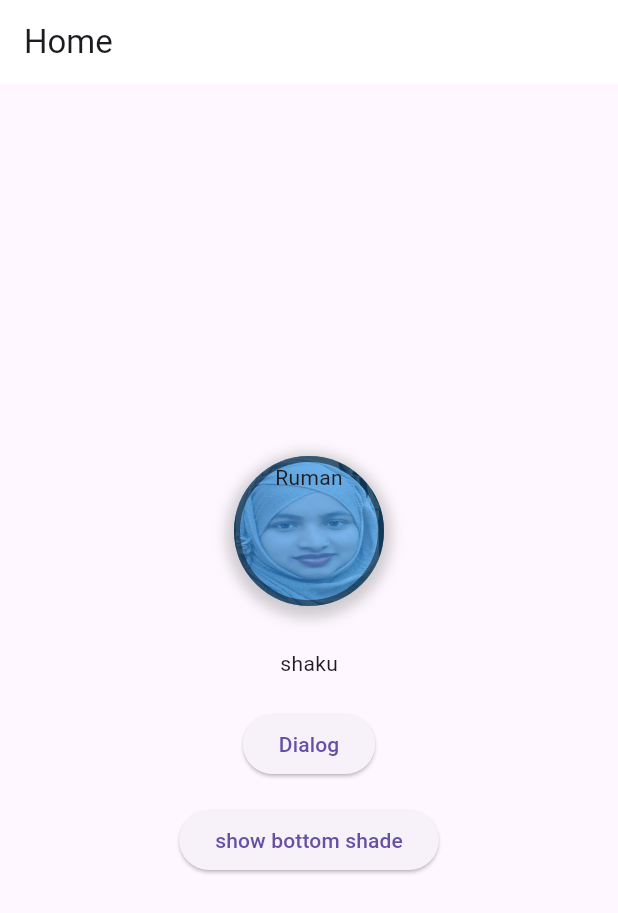
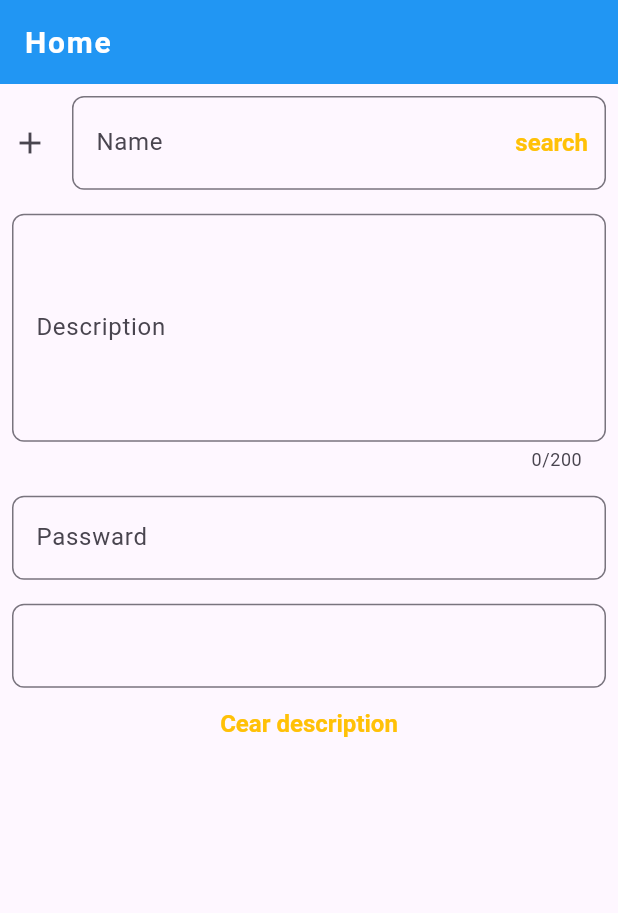
Before and after one commit to Ruman007-75/Ruman007-75, a Flutter app: the screen it shows after launch, on a phone screen of 412 x 824 dp. Shown: the top 913 px of the screen. Run offline on Flutter 3.47's test engine with Material 3 defaults, Android fonts, the phone set to English and light mode, and no system bars.

Commit message:
Textfield, thememode,dark and light mode module 9 class 1

```diff
--- a/lib/main.dart
+++ b/lib/main.dart
@@ -1,6 +1,8 @@
+//import 'dart:js_interop';
+
 import 'package:flutter/material.dart';
 
-// listView, DridView, sizeBox,listTile
+// Textfield, thememode,dark and light mode
 void main() {
   runApp(IntroApp());
 }
@@ -12,6 +14,107 @@ class IntroApp extends StatelessWidget {
       debugShowCheckedModeBanner: true,
       home: Home(),
       title: 'IntroApp',
+      theme: ThemeData(
+        brightness: Brightness.light,
+        appBarTheme: AppBarTheme(
+          backgroundColor: Colors.green,
+          titleTextStyle: TextStyle(
+            color: Colors.white,
+            fontSize: 20,
+            fontWeight: FontWeight.w700,
+            letterSpacing: 1.2,
+          )
+        ),
+        textButtonTheme: TextButtonThemeData(
+          style: TextButton.styleFrom(
+            foregroundColor: Colors.amber,
+            textStyle: TextStyle(
+              fontSize: 16,
+              fontWeight: FontWeight.w700,
+            )
+          )
+        ),
+        inputDecorationTheme: InputDecorationTheme(
+          border: OutlineInputBorder(
+              borderRadius: BorderRadius.circular(8),
+              borderSide: BorderSide(
+                  color: Colors.deepPurple,
+                  width: 2
+              )
+          ),
+          disabledBorder: OutlineInputBorder(
+              borderRadius: BorderRadius.circular(8),
+              borderSide: BorderSide(
+                  color: Colors.green,
+                  width: 2
+              )
+          ),
+          focusedBorder: OutlineInputBorder(
+              borderRadius: BorderRadius.circular(8),
+              borderSide: BorderSide(
+                color: Colors.yellow,
+              )
+          ),
+          labelStyle: TextStyle(
+            fontSize: 16,
+          ),
+          hintStyle: TextStyle(
+            color: Colors.purple.shade200,
+          ),
+
+        ),
+      ),
+      darkTheme: ThemeData(
+        brightness: Brightness.dark,
+        appBarTheme: AppBarTheme(
+            backgroundColor: Colors.yellow,
+            titleTextStyle: TextStyle(
+              color: Colors.white,
+              fontSize: 20,
+              fontWeight: FontWeight.w700,
+              letterSpacing: 1.2,
+            )
+        ),
+        textButtonTheme: TextButtonThemeData(
+            style: TextButton.styleFrom(
+                foregroundColor: Colors.amber,
+                textStyle: TextStyle(
+                  fontSize: 16,
+                  fontWeight: FontWeight.w200,
+                )
+            )
+        ),
+        inputDecorationTheme: InputDecorationTheme(
+          border: OutlineInputBorder(
+              borderRadius: BorderRadius.circular(8),
+              borderSide: BorderSide(
+                  color: Colors.deepPurple,
+                  width: 2
+              )
+          ),
+          disabledBorder: OutlineInputBorder(
+              borderRadius: BorderRadius.circular(8),
+              borderSide: BorderSide(
+                  color: Colors.green,
+                  width: 2
+              )
+          ),
+          focusedBorder: OutlineInputBorder(
+              borderRadius: BorderRadius.circular(8),
+              borderSide: BorderSide(
+                color: Colors.yellow,
+              )
+          ),
+          labelStyle: TextStyle(
+            fontSize: 16,
+          ),
+          hintStyle: TextStyle(
+            color: Colors.purple.shade200,
+          ),
+
+        ),
+      ),
+      themeMode: ThemeMode.system,
     );
   }
 }
@@ -24,138 +127,147 @@ class Home extends StatefulWidget {
 }
 
 class _HomeState extends State<Home> {
-  List<String> friendlist = ['Ruman', 'Sunny', 'Sujon', 'Jayed', 'hasan'];
-
+  TextEditingController _descriptionTEController = TextEditingController();
   @override
   Widget build(BuildContext context) {
     return Scaffold(
+      //backgroundColor: Colors.white,
       appBar: AppBar(
         title: Text('Home'),
-        backgroundColor: Colors.white,
+        backgroundColor: Colors.blue,
       ),
-      body: Center(
+      body: SingleChildScrollView(
+        child: Padding(
+          padding: const EdgeInsets.all(8.0),
           child: Column(
-          crossAxisAlignment: CrossAxisAlignment.center,
-          mainAxisAlignment: MainAxisAlignment.center,
             children: [
-            Container(
-              height: 100,
-              width: 100,
-              //color: Colors.green,
-              //padding: EdgeInsets.all(16),
-              // padding: EdgeInsets.symmetric( //2 dike padding chile
-              //   vertical: 8,
-              //   horizontal: 4,
-              // ),
-              padding: EdgeInsets.only(
-                bottom: 6, //jee kuno 1k dike dile
+              TextField(
+                enabled: true,
+                decoration: InputDecoration(
+                  label: Text('Name'),
+                  labelStyle: TextStyle(
+                    fontSize: 16,
                   ),
-              margin: EdgeInsets.all(8),
-              alignment: Alignment.topCenter,
-              decoration: BoxDecoration(
-                color: Colors.blue,
-                border: Border.all(color: Colors.black45, width: 4),
-                //borderRadius: BorderRadius.circular(16),
-                // borderRadius: BorderRadius.only(
-                //   topLeft: Radius.circular(16),
-                //   bottomRight: Radius.circular(8),
-                // ),
-                shape: BoxShape.circle,
-                image: DecorationImage(
-                  image: AssetImage('assets/image/shaky.jpg'),
-                  fit: BoxFit.cover,
-                  opacity: .4
+                  hintText: 'enter your name',
+                  hintStyle: TextStyle(
+                    color: Colors.green.shade200,
                   ),
-                boxShadow: <BoxShadow>[
-                  BoxShadow(
-                    color: Colors.grey.withOpacity(0.5),
-                    spreadRadius: 5,
-                    blurRadius: 7,
-                    offset: Offset(0,3),// change position of the shedow
+                  icon: Icon(Icons.add),
+                  prefix: Icon(Icons.search),
+                  suffixIcon: TextButton(
+                    child: Text('search'),
+                    onPressed: (){},
+                  ),
+                  border: OutlineInputBorder(
+                    borderRadius: BorderRadius.circular(8),
+                    borderSide: BorderSide(
+                      color: Colors.deepPurple,
+                      width: 2
+                    )
+                  ),
+                  disabledBorder: OutlineInputBorder(
+                    borderRadius: BorderRadius.circular(8),
+                    borderSide: BorderSide(
+                      color: Colors.green,
+                      width: 2
+                    )
+                  ),
+                  focusedBorder: OutlineInputBorder(
+                    borderRadius: BorderRadius.circular(8),
+                    borderSide: BorderSide(
+                      color: Colors.yellow,
+                    )
+                  ),
+                ),
+              ),
+              SizedBox(height: 16,),
+              TextField(
+                enabled: true,
+                controller: _descriptionTEController,
+                maxLines: 5,
+                maxLength: 200,
+                onTap: (){
+                  print('Taped on taxed field');
+                },
+                onChanged: (String value){
+                  print('value');
+                },
+                decoration: InputDecoration(
+                  label: Text('Description'),
+                  labelStyle: TextStyle(
+                    fontSize: 16,
+                  ),
+                  hintText: 'Enter your Description',
+                  hintStyle: TextStyle(
+                    color: Colors.green.shade200,
+                  ),
+                  border: OutlineInputBorder(
+                      borderRadius: BorderRadius.circular(8),
+                      borderSide: BorderSide(
+                          color: Colors.deepPurple,
+                          width: 2
+                      )
+                  ),
+                  disabledBorder: OutlineInputBorder(
+                      borderRadius: BorderRadius.circular(8),
+                      borderSide: BorderSide(
+                          color: Colors.green,
+                          width: 2
+                      )
+                  ),
+                  focusedBorder: OutlineInputBorder(
+                      borderRadius: BorderRadius.circular(8),
+                      borderSide: BorderSide(
+                        color: Colors.yellow,
+                      )
+                  ),
+                ),
+              ),
+              SizedBox(height: 16,),
+              TextField(
+                enabled: true,
 
-                  )
-                ]
+                onChanged: (String value){
+                  print('value');
+                },
+                obscureText: true,
+                controller: TextEditingController(// etr dekte pare,update kore,re save kore
+
                 ),
-              child: Text('Ruman'),
+                decoration: InputDecoration(
+                  label: Text('Passward'),
+                  labelStyle: TextStyle(
+                    fontSize: 16,
                   ),
-            Padding(
-              padding: const EdgeInsets.all(20.0),
-              child: Text('shaku'),
+                  hintText: 'Enter your Passward',
                 ),
-            ElevatedButton(onPressed: (){
-             // showAboutDialog(context: context, applicationName: 'Sample',
-             //     applicationVersion: '1.0.1',
-             // children: [
-             //   Text('Sample text'),
-             // ])
-              // ;
-              showDialog(context: context,
-                  barrierDismissible: false,
-                  barrierColor: Colors.black38,
-                  //58 minute done
-                  builder: (ctx) {
-                return AlertDialog(
-                  title: Text('Its out customom dialog'),
-                  content: Column(
-                    mainAxisSize: MainAxisSize.min,
-                    crossAxisAlignment: CrossAxisAlignment.start,
-                    children: [
-                      Text('Ruman chowdhur'),
-                      Text('Ruman chowdhur'),
-                      Text('Ruman chowdhur'),
+              ),
+              SizedBox(height: 16,),
+              TextField(),
+              TextButton(onPressed: (){
+              //  _descriptionTEController.text= 'Clear';
+                _descriptionTEController.clear();
+              }, child: Text('Cear description'))
+
             ],
           ),
-                  actions: [
-                    TextButton(onPressed: (){
-                      Navigator.pop(context);
-                    }, child: Text('Cancel'),
-                    ),
-                    TextButton(onPressed: (){}, child: Text('Okey'),
-                    ),
-                  ],
-                  shape: RoundedRectangleBorder(
-                   // borderRadius: BorderRadius.circular(8)
-                    borderRadius: BorderRadius.zero,
-                  ),
-                  backgroundColor: Colors.white,
-                );
-              });
-            }, child: Text('Dialog'),
-            ),
-            SizedBox(height: 16),
-            ElevatedButton(onPressed: (){ //bottom shade button
-              showModalBottomSheet(
-                backgroundColor: Colors.white24,
-                barrierColor: Colors.black54,
-                isDismissible: false,
-                enableDrag: false,
-                context: context, builder: (ctx){
-                return SizedBox(
-                  height: 600,
-                  width: double.infinity,
-                  child: Column(
-                    children: [
-                      Padding(
-                        padding: const EdgeInsets.all(8.0),
-                        child: Text('title'),
-                      ),
-                      Divider(),
-                      Column(
-                        children: [
-                          Text('jklkj'),
-                        ],
-                      ),
-                    ],
-                  ),
-                );
-              },
-              );
-            },
-                child: Text('show bottom shade'),
-            ), //ekhane ses bottom shade button
-          ],
         ),
       ),
     );
   }
 }
+
+class SettingScreen extends StatelessWidget {
+  const SettingScreen({super.key});
+
+  @override
+  Widget build(BuildContext context) {
+    return Scaffold(
+      backgroundColor: Colors.white,
+      appBar: AppBar(
+        //backgroundColor: Colors.blue, //upore theme set kora takle ekkene dite hoi na
+        title: Text('Setting'),
+      ),
+    );
+  }
+}
```
Lines whose indentation alone changed are shown as unchanged.
